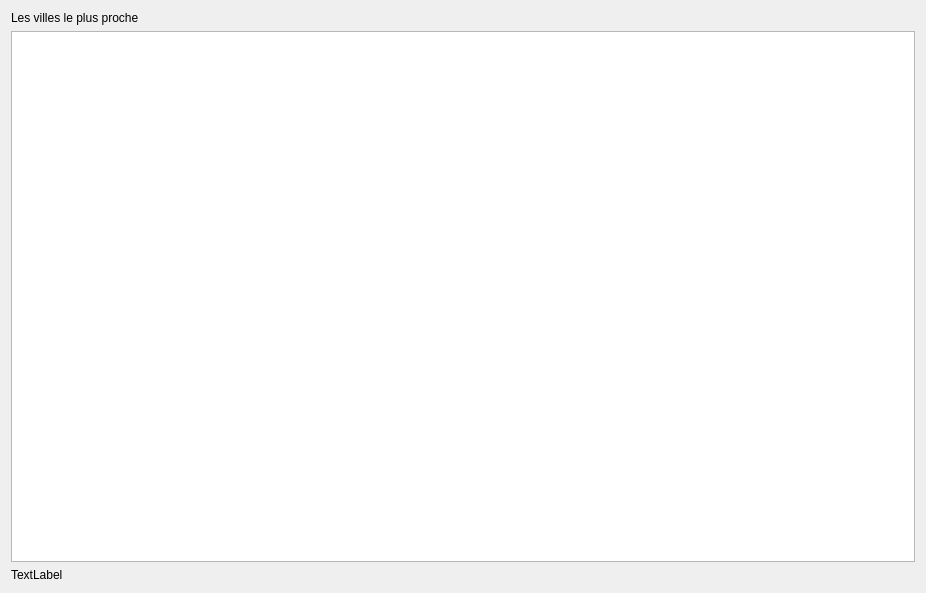
Before: the Qt Designer form localStationCS/citieswidget.ui in Gnoumy/RaspMeteo, drawn with Qt 5.
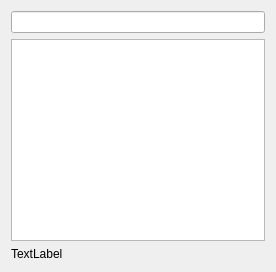
After: the same form once the commit is applied.

Commit message: citieswidget with pb compilation fixed

Patch:
```diff
--- a/localStationCS/citieswidget.ui
+++ b/localStationCS/citieswidget.ui
@@ -6,27 +6,23 @@
    <rect>
     <x>0</x>
     <y>0</y>
-    <width>926</width>
-    <height>593</height>
+    <width>276</width>
+    <height>272</height>
    </rect>
   </property>
   <property name="windowTitle">
    <string>Form</string>
   </property>
-  <layout class="QGridLayout" name="gridLayout_2">
+  <layout class="QGridLayout" name="gridLayout">
    <item row="0" column="0">
-    <layout class="QGridLayout" name="gridLayout">
-     <item row="0" column="0">
-      <widget class="QLabel" name="headerLabel">
-       <property name="text">
-        <string>Les villes le plus proche</string>
-       </property>
-      </widget>
+    <layout class="QVBoxLayout" name="verticalLayout">
+     <item>
+      <widget class="QLineEdit" name="headerLineEdit"/>
      </item>
-     <item row="1" column="0">
+     <item>
       <widget class="QTableWidget" name="tableWidget"/>
      </item>
-     <item row="2" column="0">
+     <item>
       <widget class="QLabel" name="footerLabel">
        <property name="text">
         <string>TextLabel</string>
```
The commit also changes 2 other files.
